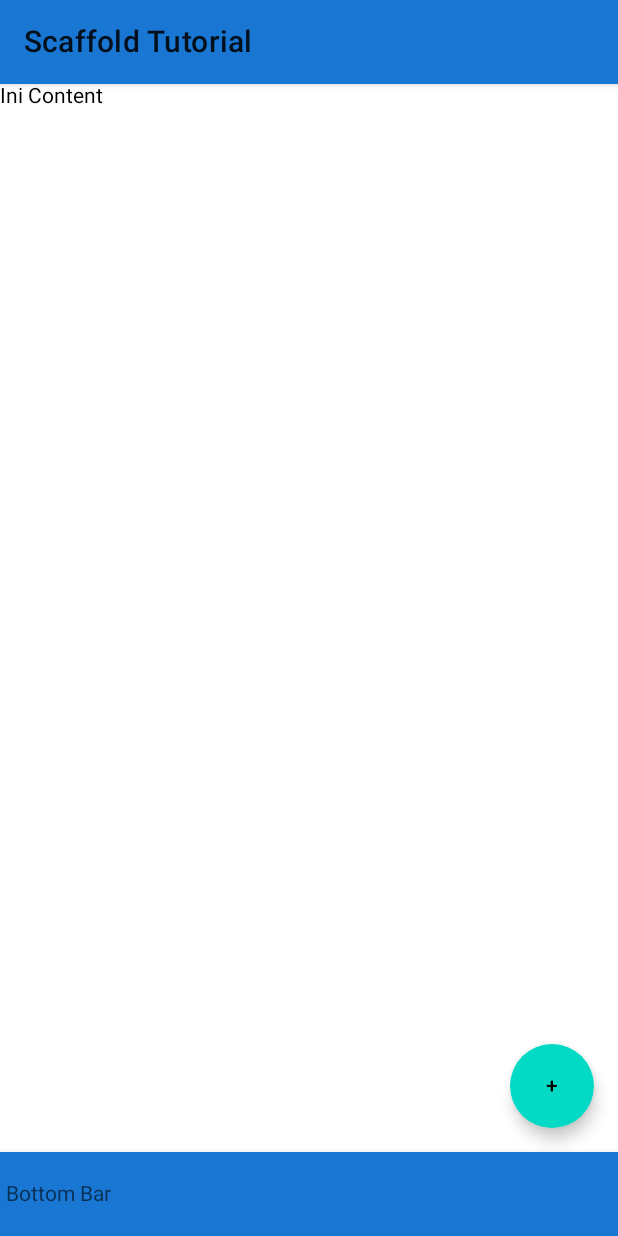
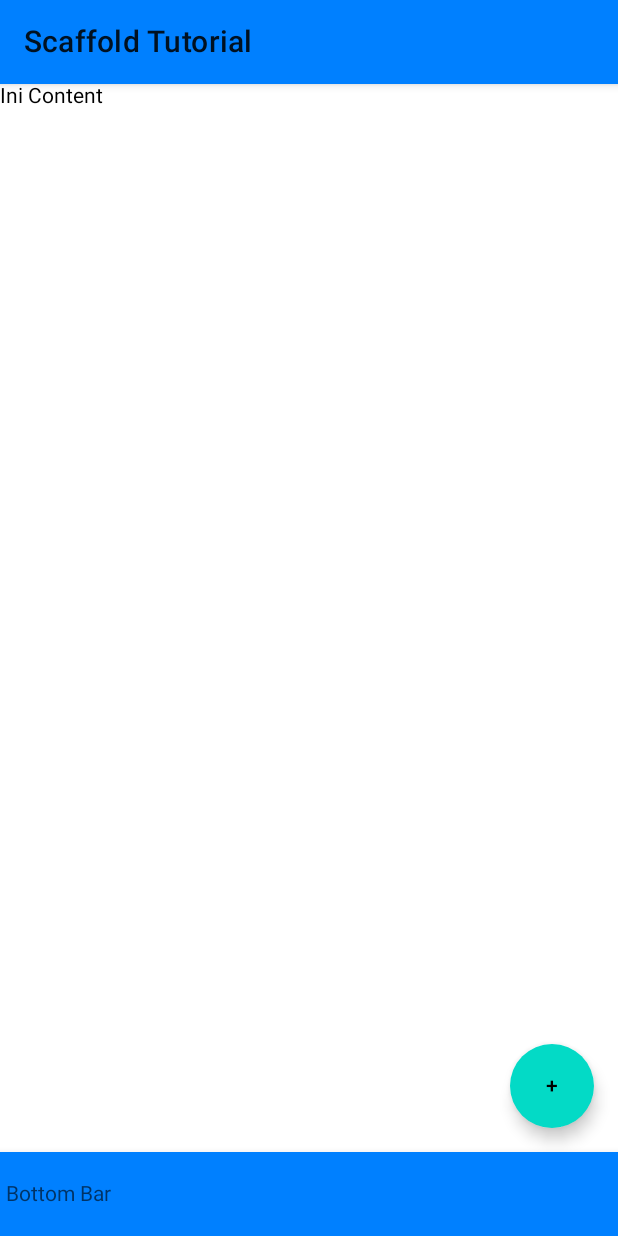
Before and after one commit to dwiwahyueffendi/Belajar-Jetpack-Compose, an Android app built with Jetpack Compose: the screen it shows after launch (MainActivity), on a phone screen of 412 x 824 dp. Run offline under Robolectric (Android 15) with nearby library versions, the phone set to English and light mode, and no system bars.

```diff
--- a/Jetpack Compose 6/app/src/main/java/com/example/jetpackcompose6/MainActivity.kt
+++ b/Jetpack Compose 6/app/src/main/java/com/example/jetpackcompose6/MainActivity.kt
@@ -18,7 +18,7 @@ class MainActivity : ComponentActivity() {
 
 @Composable
 fun ScaffoldExample(){
-    val materialBlue700 = Color(0xFF1976D2)
+    val materialBlue700 = Color(0xFF0080FF)
     Scaffold(
         topBar = {
             TopAppBar(
```
